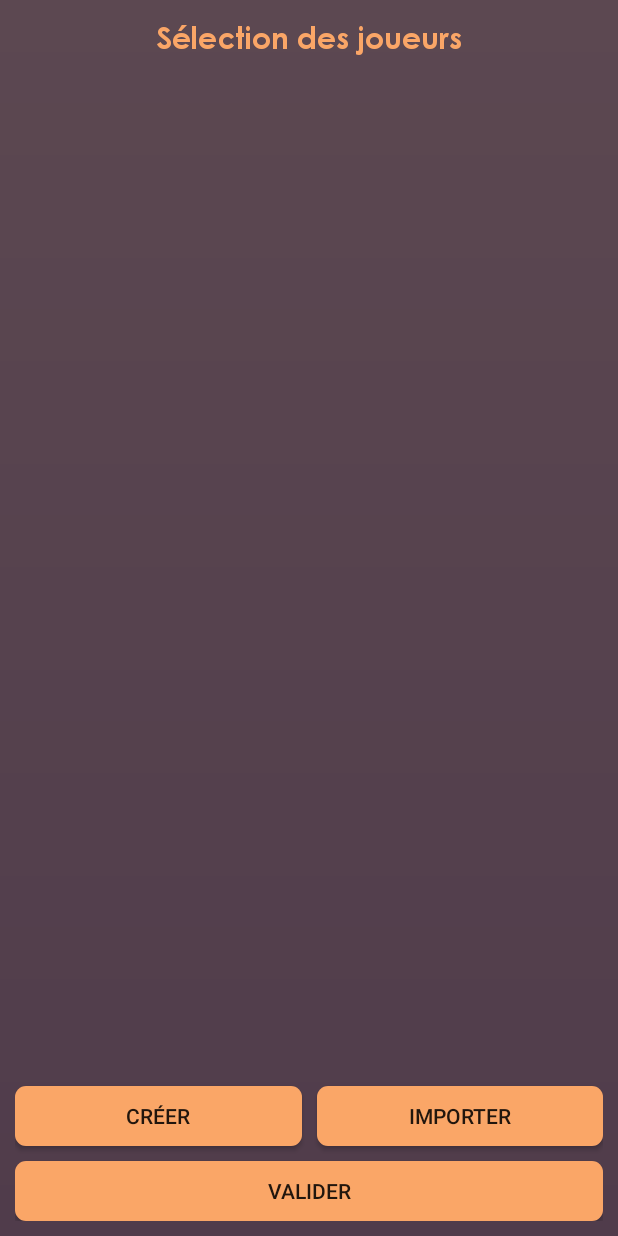
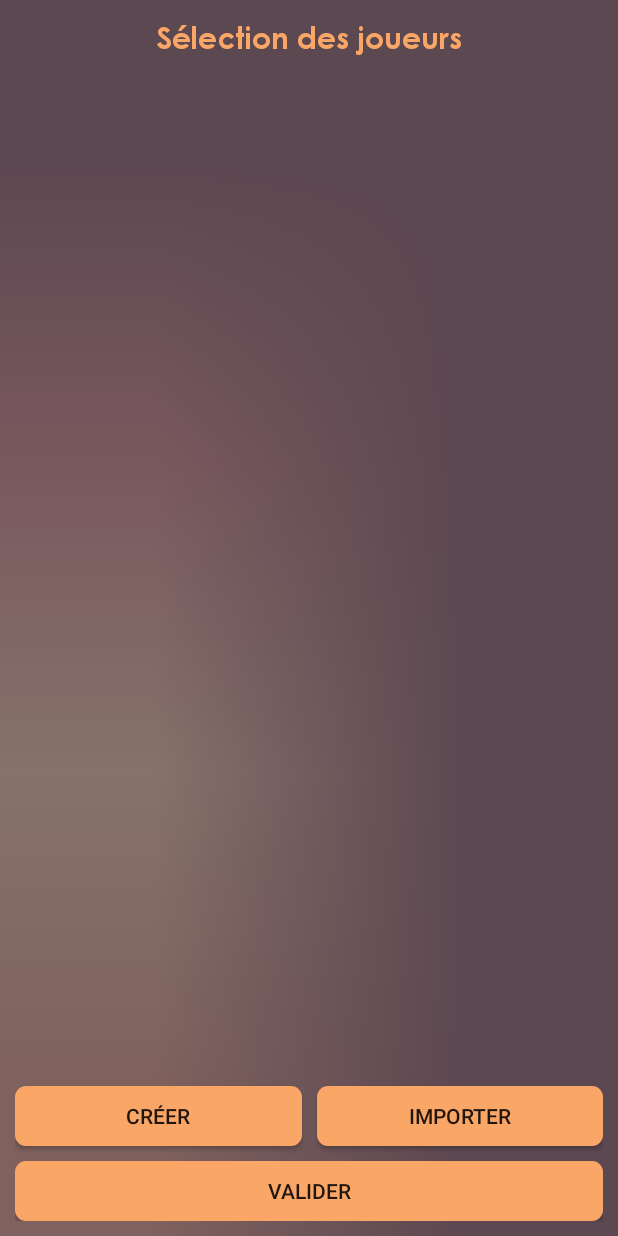
Before and after one commit to Gothor/werewolf-helper, an Android app: the PlayersActivity screen opened directly, with no data from a screen before it, on a phone screen of 412 x 824 dp. Run offline under Robolectric (Android 15) with nearby library versions, the light colour scheme and no system bars.

Commit message:
Fix background_werewolf.xml, activity_players.xml and activity_contact_list.xml
I fixed the bitmap used in background_werewolf.xml (since the picture has been moved from drawable to mipmap folder).
Also I didn't change the reference to background_werewolf in activity_players and activity_contact_list.

```diff
--- a/app/src/main/res/drawable/background_werewolf.xml
+++ b/app/src/main/res/drawable/background_werewolf.xml
@@ -1,8 +1,8 @@
 <?xml version="1.0" encoding="utf-8"?>
 <layer-list
 xmlns:android="http://schemas.android.com/apk/res/android" >
-<item android:drawable="@color/background_end"/>
-<item>
-    <bitmap android:src="@drawable/background_picture" />
-</item>
+    <item android:drawable="@color/background_end"/>
+    <item>
+        <bitmap android:src="@mipmap/background_picture" />
+    </item>
 </layer-list>
--- a/app/src/main/res/layout/activity_contact_list.xml
+++ b/app/src/main/res/layout/activity_contact_list.xml
@@ -2,7 +2,7 @@
 <LinearLayout xmlns:android="http://schemas.android.com/apk/res/android"
     android:layout_width="match_parent"
     android:layout_height="match_parent"
-    android:background="@drawable/background"
+    android:background="@drawable/background_werewolf"
     android:orientation="vertical"
     android:padding="10dp">
 
--- a/app/src/main/res/layout/activity_players.xml
+++ b/app/src/main/res/layout/activity_players.xml
@@ -4,7 +4,7 @@
     xmlns:tools="http://schemas.android.com/tools"
     android:layout_width="match_parent"
     android:layout_height="match_parent"
-    android:background="@drawable/background"
+    android:background="@drawable/background_werewolf"
     android:padding="10dp">
 
     <TextView
@@ -17,22 +17,14 @@
         app:layout_constraintRight_toRightOf="parent"
         app:layout_constraintTop_toTopOf="parent" />
 
-    <ScrollView
-        android:id="@+id/scrollView2"
+    <android.support.v7.widget.RecyclerView
+        android:id="@+id/list_players"
         android:layout_width="match_parent"
         android:layout_height="0dp"
         android:layout_marginBottom="10dp"
-        android:fillViewport="true"
+        android:scrollbars="vertical"
         app:layout_constraintBottom_toTopOf="@+id/bt_create"
-        app:layout_constraintTop_toBottomOf="@id/title">
-
-        <android.support.v7.widget.RecyclerView
-            android:id="@+id/my_recycler_view"
-            android:layout_width="match_parent"
-            android:layout_height="match_parent"
-            android:scrollbars="vertical" />
-
-    </ScrollView>
+        app:layout_constraintTop_toBottomOf="@id/title" />
 
     <Button
         android:id="@+id/bt_create"
```
